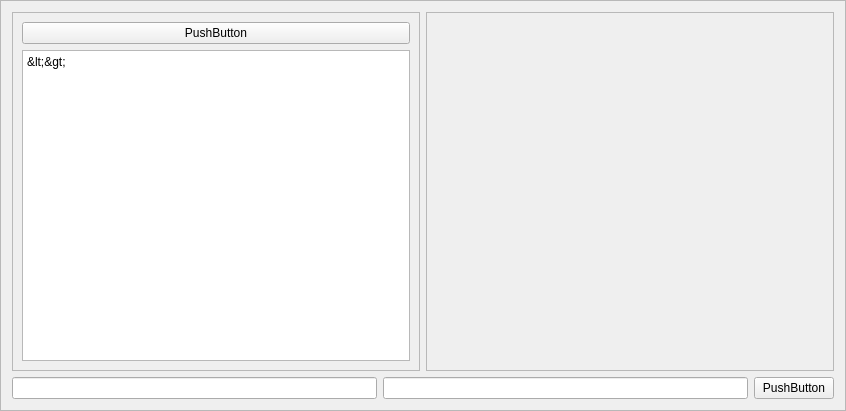
Qt form xicam/plugins/slacx/slacx/slacxui/op_builder.ui (ronpandolfi/Xi-cam) before a commit.
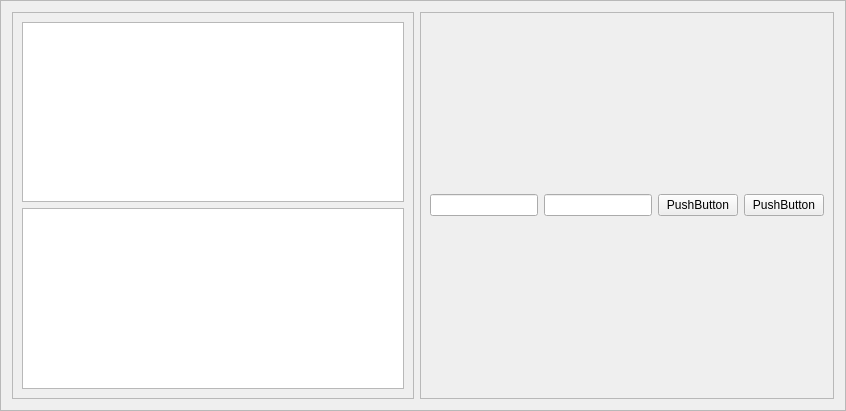
The same form after that commit.

Commit message: refactored slacx ui and added many operations

Diff of the .ui file:
```diff
--- a/xicam/plugins/slacx/slacx/slacxui/op_builder.ui
+++ b/xicam/plugins/slacx/slacx/slacxui/op_builder.ui
@@ -19,8 +19,8 @@
   <property name="frameShadow">
    <enum>QFrame::Raised</enum>
   </property>
-  <layout class="QGridLayout" name="gridLayout_2">
-   <item row="0" column="0">
+  <layout class="QHBoxLayout" name="horizontalLayout">
+   <item>
     <widget class="QFrame" name="op_frame">
      <property name="frameShape">
       <enum>QFrame::StyledPanel</enum>
@@ -30,11 +30,7 @@
      </property>
      <layout class="QVBoxLayout" name="verticalLayout_4">
       <item>
-       <widget class="QPushButton" name="op_selector">
-        <property name="text">
-         <string>PushButton</string>
-        </property>
-       </widget>
+       <widget class="QTreeView" name="op_selector"/>
       </item>
       <item>
        <widget class="QPlainTextEdit" name="op_info">
@@ -42,14 +38,14 @@
          <bool>true</bool>
         </property>
         <property name="plainText">
-         <string>&lt;&lt;operation info prints here&gt;&gt;</string>
+         <string/>
         </property>
        </widget>
       </item>
      </layout>
     </widget>
    </item>
-   <item row="0" column="1">
+   <item>
     <widget class="QScrollArea" name="arg_frame">
      <property name="widgetResizable">
       <bool>true</bool>
@@ -60,27 +56,17 @@
         <x>0</x>
         <y>0</y>
         <width>408</width>
-        <height>354</height>
+        <height>389</height>
        </rect>
       </property>
       <layout class="QGridLayout" name="gridLayout_4">
-       <item row="0" column="0">
-        <layout class="QGridLayout" name="nameval_layout"/>
-       </item>
-      </layout>
-      <zorder></zorder>
-     </widget>
-    </widget>
-   </item>
-   <item row="1" column="0" colspan="2">
-    <layout class="QGridLayout" name="gridLayout">
-     <item row="0" column="0">
+       <item row="1" column="0">
       <widget class="QLineEdit" name="tag_prompt"/>
      </item>
-     <item row="0" column="1">
-      <widget class="QLineEdit" name="tag_entry"/>
-     </item>
-     <item row="0" column="2">
+       <item row="0" column="0" colspan="4">
+        <layout class="QGridLayout" name="nameval_layout"/>
+       </item>
+       <item row="1" column="3">
       <widget class="QPushButton" name="finish_button">
        <property name="minimumSize">
         <size>
@@ -93,7 +79,19 @@
        </property>
       </widget>
      </item>
-    </layout>
+       <item row="1" column="1">
+        <widget class="QLineEdit" name="tag_entry"/>
+       </item>
+       <item row="1" column="2">
+        <widget class="QPushButton" name="test_button">
+         <property name="text">
+          <string>PushButton</string>
+         </property>
+        </widget>
+       </item>
+      </layout>
+     </widget>
+    </widget>
    </item>
   </layout>
  </widget>
```
Left out of the diff: 2 changed lines with no effect on the pictures. Lines whose indentation alone changed are shown as unchanged. The commit also changes 41 other files.
